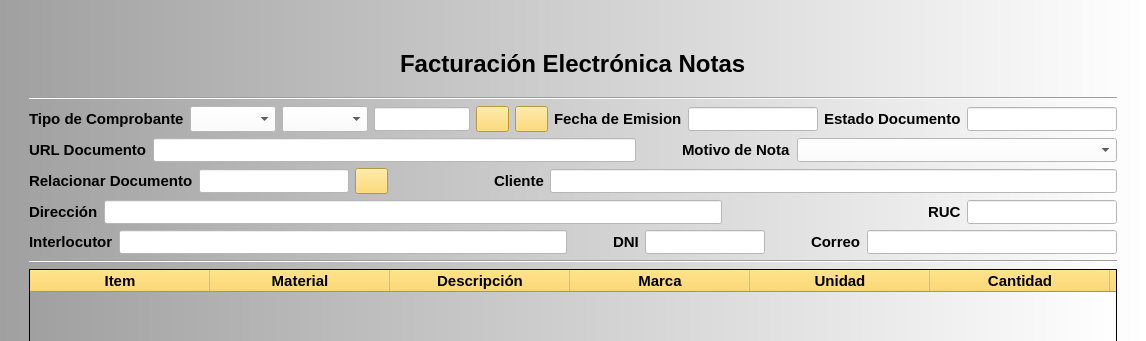
RonnyOre/P11_Notas, file ERP_Facturacion_Notas.ui: the form before one commit; both pictures show x 0 to 1146 and y 0 to 341 of the 1146 by 696 pixel window.
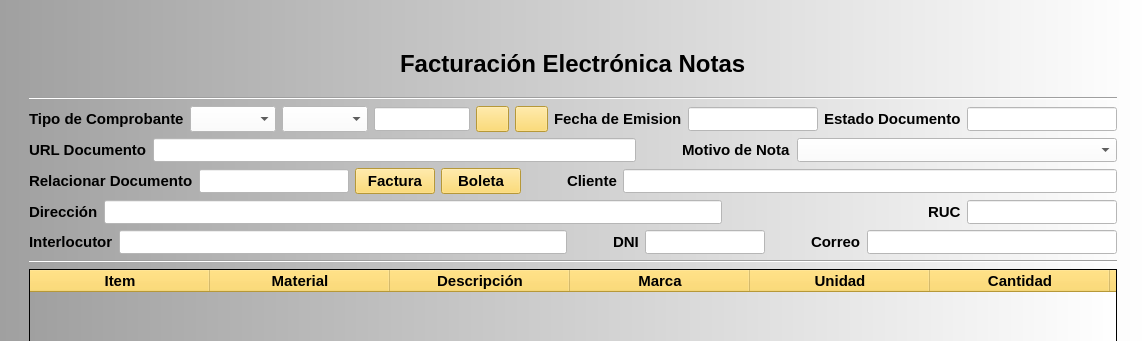
The form after the commit.

```diff
--- a/ERP_Facturacion_Notas.ui
+++ b/ERP_Facturacion_Notas.ui
@@ -579,19 +579,27 @@
          </widget>
         </item>
         <item>
-         <widget class="QPushButton" name="pbSelec_Comp">
-          <property name="minimumSize">
-           <size>
-            <width>0</width>
-            <height>26</height>
-           </size>
+         <widget class="QPushButton" name="pbSelec_Factura">
+          <property name="font">
+           <font>
+            <pointsize>11</pointsize>
+            <weight>75</weight>
+            <bold>true</bold>
+           </font>
           </property>
-          <property name="maximumSize">
-           <size>
-            <width>33</width>
-            <height>26</height>
-           </size>
+          <property name="toolTip">
+           <string>Factura</string>
           </property>
+          <property name="styleSheet">
+           <string notr="true">background-color: rgb(255, 213, 79);</string>
+          </property>
+          <property name="text">
+           <string>Factura</string>
+          </property>
+         </widget>
+        </item>
+        <item>
+         <widget class="QPushButton" name="pbSelec_Boleta">
           <property name="font">
            <font>
             <pointsize>11</pointsize>
@@ -606,7 +614,7 @@
            <string notr="true">background-color: rgb(255, 213, 79);</string>
           </property>
           <property name="text">
-           <string/>
+           <string>Boleta</string>
           </property>
          </widget>
         </item>
@@ -620,7 +628,7 @@
           </property>
           <property name="sizeHint" stdset="0">
            <size>
-            <width>100</width>
+            <width>40</width>
             <height>20</height>
            </size>
           </property>
```
Left out of the diff: 34 changed lines with no effect on the pictures.
